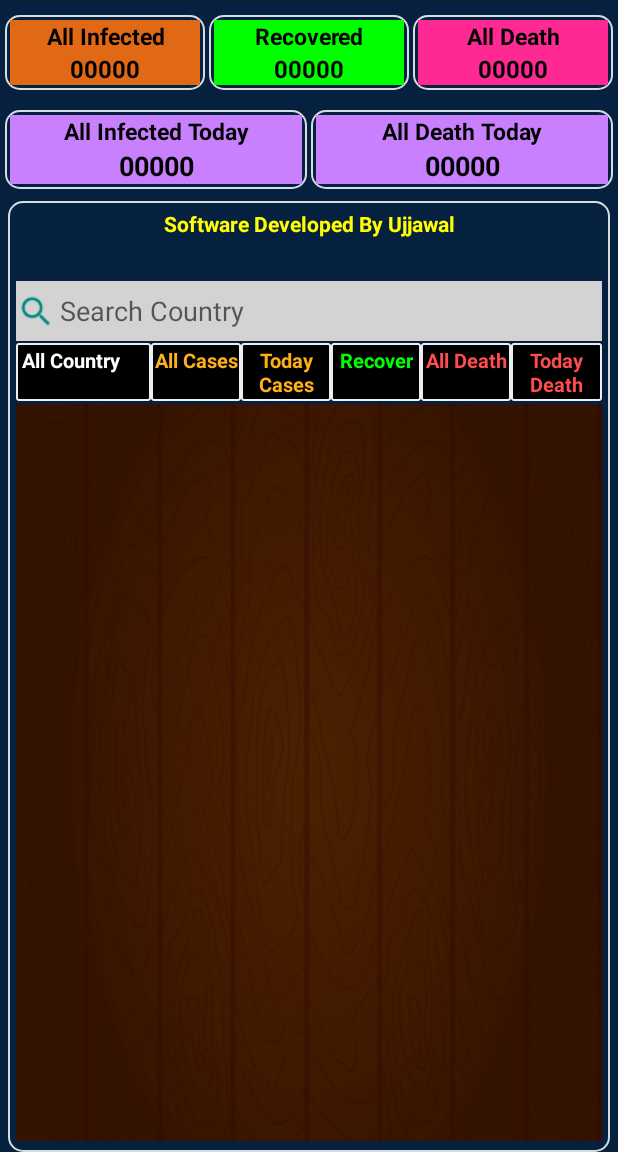
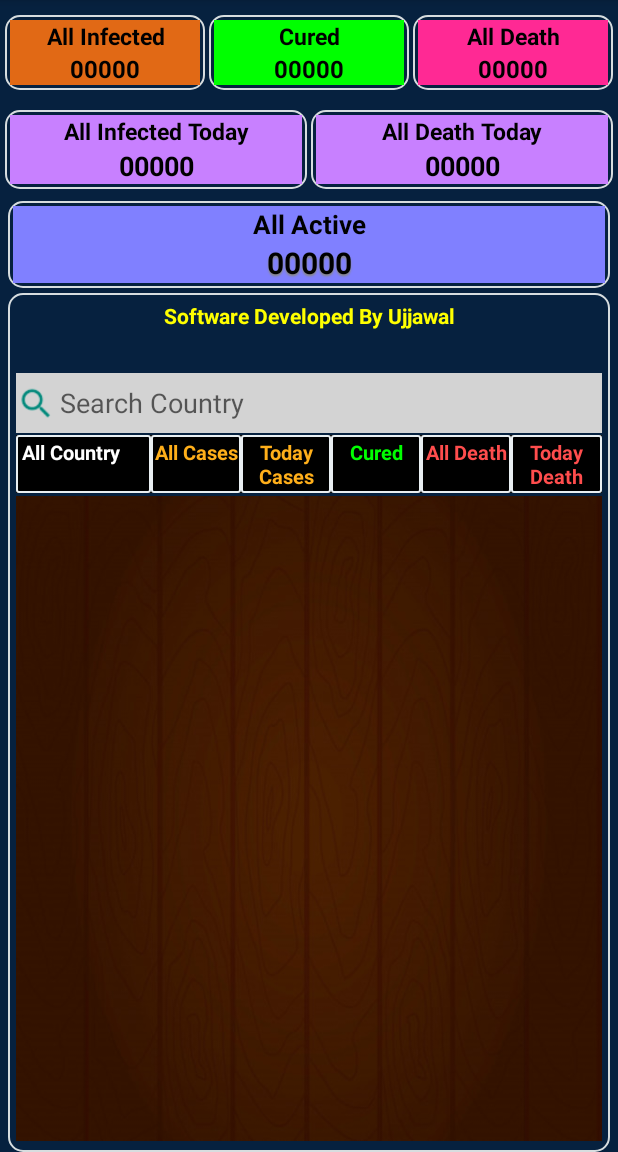
Before and after one commit to ujjawal71/COVID19TRACKER, an Android app: the screen it shows after launch (MainActivity), on a phone screen of 412 x 824 dp, the part 84-1236 px from its top. Run offline under Robolectric (Android 15) with nearby library versions, the light colour scheme and no system bars.

Commit message:
COVID19TRACKER

```diff
--- a/app/build.gradle
+++ b/app/build.gradle
@@ -31,6 +31,6 @@ dependencies {
     testImplementation 'junit:junit:4.12'
     androidTestImplementation 'androidx.test.ext:junit:1.1.1'
     androidTestImplementation 'androidx.test.espresso:espresso-core:3.2.0'
-   // implementation 'org.jsoup:jsoup:1.13.1'
+    // implementation 'org.jsoup:jsoup:1.13.1'
     implementation files('libs/jsoup-1.13.1.jar')
 }
--- a/app/src/main/AndroidManifest.xml
+++ b/app/src/main/AndroidManifest.xml
@@ -2,17 +2,20 @@
 <manifest xmlns:android="http://schemas.android.com/apk/res/android"
     xmlns:tools="http://schemas.android.com/tools"
     package="com.ujjawalproject.covid19trackerall">
-    <uses-permission android:name="android.permission.INTERNET"/>
+
+    <uses-permission android:name="android.permission.INTERNET" />
+
     <application
         android:allowBackup="true"
         android:icon="@mipmap/ic_launcher"
         android:label="@string/app_name"
         android:roundIcon="@mipmap/ic_launcher_round"
         android:supportsRtl="true"
-        android:theme="@style/AppTheme"
-        >
-        <activity android:name="com.ujjawalproject.covid19trackerall.MainActivity"    android:configChanges = "orientation"
-            android:screenOrientation = "portrait"
+        android:theme="@style/AppTheme">
+        <activity
+            android:name=".MainActivity"
+            android:configChanges="orientation"
+            android:screenOrientation="portrait"
             android:windowSoftInputMode="stateAlwaysHidden"
             tools:ignore="LockedOrientationActivity">
             <intent-filter>
--- a/app/src/main/java/com/ujjawalproject/covid19trackerall/MainActivity.java
+++ b/app/src/main/java/com/ujjawalproject/covid19trackerall/MainActivity.java
@@ -19,6 +19,7 @@ import android.view.MotionEvent;
 import android.view.View;
 import android.view.inputmethod.EditorInfo;
 import android.view.inputmethod.InputMethodManager;
+import android.widget.Button;
 import android.widget.EditText;
 import android.widget.ListView;
 import android.widget.ProgressBar;
@@ -85,10 +86,26 @@ public class MainActivity extends AppCompatActivity {
     Iterator<org.jsoup.nodes.Element> rowIterator;
     ProgressBar countryProgressBar;
 
+    //state data
+    private Button button;
+
     @Override
     protected void onCreate(Bundle savedInstanceState) {
         super.onCreate(savedInstanceState);
         setContentView(R.layout.activity_main);
+
+
+
+
+
+
+        //country data
+
+
+
+        textViewActiveTitle = (TextView)findViewById(R.id.textViewActiveTitle);
+        textViewActive = (TextView)findViewById(R.id.textViewActive);
+
         textViewCases = (TextView)findViewById(R.id.textViewCases);
         textViewRecovered = (TextView)findViewById(R.id.textViewRecovered);
         textViewDeaths = (TextView)findViewById(R.id.textViewDeaths);
@@ -159,6 +176,7 @@ public class MainActivity extends AppCompatActivity {
             textViewRecovered.setText(preferences.getString("textViewRecovered", null));
             textViewDeaths.setText(preferences.getString("textViewDeaths", null));
             textViewDate.setText(preferences.getString("textViewDate", null));
+            textViewActive.setText(preferences.getString("textViewActive", null));
         }
 
         // Add Text Change Listener to textSearchBox to filter by Country
@@ -235,6 +253,9 @@ public class MainActivity extends AppCompatActivity {
         refreshData();
     }
 
+
+
+
     @Override
     protected void onResume() {
         super.onResume();
@@ -295,11 +316,22 @@ public class MainActivity extends AppCompatActivity {
 
     void calculate_percentages () {
 
+        tmpNumber = Double.parseDouble(textViewRecovered.getText().toString().replaceAll(",", ""))
+                / Double.parseDouble(textViewCases.getText().toString().replaceAll(",", ""))
+                * 100;
+        textViewRecoveredTitle.setText("Cured " + generalDecimalFormat.format(tmpNumber) + "%");
+
+
 
         tmpNumber = Double.parseDouble(textViewDeaths.getText().toString().replaceAll(",", ""))
                 / Double.parseDouble(textViewCases.getText().toString().replaceAll(",", ""))
                 * 100 ;
         textViewDeathsTitle.setText("Death " + generalDecimalFormat.format(tmpNumber) + "%");
+
+        tmpNumber = Double.parseDouble(textViewActive.getText().toString().replaceAll(",", ""))
+                / Double.parseDouble(textViewCases.getText().toString().replaceAll(",", ""))
+                * 100 ;
+        textViewActiveTitle.setText("All Active   " + generalDecimalFormat.format(tmpNumber) + "%");
 
 
     }
@@ -336,6 +368,8 @@ public class MainActivity extends AppCompatActivity {
                                     {colNumRecovered = i; Log.e("Recovered: ", cols.get(i).text());}
                                     else if (cols.get(i).text().contains("Total") && cols.get(i).text().contains("Deaths"))
                                     {colNumDeaths = i; Log.e("Deaths: ", cols.get(i).text());}
+                                    else if (cols.get(i).text().contains("Active") && cols.get(i).text().contains("Cases"))
+                                    {colNumActive = i; Log.e("Active: ", cols.get(i).text());}
 
                                     else if (cols.get(i).text().contains("New") && cols.get(i).text().contains("Cases"))
                                     {colNumNewCases = i; Log.e("NewCases: ", cols.get(i).text());}
@@ -352,6 +386,9 @@ public class MainActivity extends AppCompatActivity {
                                     textViewCases.setText(cols.get(colNumCases).text());
                                     textViewRecovered.setText(cols.get(colNumRecovered).text());
                                     textViewDeaths.setText(cols.get(colNumDeaths).text());
+
+                                    if (cols.get(colNumActive).hasText()) {textViewActive.setText(cols.get(colNumActive).text());}
+                                    else {textViewActive.setText("0");}
                                     if (cols.get(colNumNewCases).hasText()) {textViewNewCases.setText(cols.get(colNumNewCases).text());}
                                     else {textViewNewCases.setText("0");}
                                     if (cols.get(colNumNewDeaths).hasText()) {textViewNewDeaths.setText(cols.get(colNumNewDeaths).text());}
@@ -416,7 +453,7 @@ public class MainActivity extends AppCompatActivity {
                             // save results
                             editor.putString("textViewCases", textViewCases.getText().toString());
                             editor.putString("textViewRecovered", textViewRecovered.getText().toString());
-
+                            editor.putString("textViewActive", textViewActive.getText().toString());
                             editor.putString("textViewDeaths", textViewDeaths.getText().toString());
                             editor.putString("textViewDate", textViewDate.getText().toString());
                             editor.apply();
--- a/app/src/main/res/layout/activity_main.xml
+++ b/app/src/main/res/layout/activity_main.xml
@@ -90,7 +90,7 @@
                     android:layout_width="match_parent"
                     android:layout_height="wrap_content"
                     android:layout_gravity="center_horizontal"
-                    android:text="Recovered"
+                    android:text="Cured"
                     android:textAlignment="center"
                     android:background="#00ff00"
                     android:textColor="#000000"
@@ -252,6 +252,79 @@
             </LinearLayout>
         </LinearLayout>
 
+
+
+
+    <LinearLayout
+        android:layout_width="match_parent"
+        android:layout_height="wrap_content"
+        android:layout_marginLeft="2dp"
+        android:layout_marginRight="2dp"
+        android:orientation="horizontal"
+        android:weightSum="1">
+
+        <LinearLayout
+            android:id="@+id/layoutTopActive"
+            android:layout_width="match_parent"
+            android:layout_height="wrap_content"
+            android:layout_marginLeft="3dp"
+            android:layout_marginRight="3dp"
+            android:layout_marginBottom="3dp"
+            android:layout_marginTop="0dp"
+            android:layout_weight="1"
+            android:background="@drawable/back_generic"
+            android:orientation="vertical"
+            android:padding="3dp" >
+
+            <TextView
+                android:id="@+id/textViewActiveTitle"
+                android:layout_width="match_parent"
+                android:layout_height="wrap_content"
+                android:layout_gravity="center_horizontal"
+                android:text="All Active"
+                android:textAlignment="center"
+                android:background="#8080ff"
+                android:textColor="#000000"
+                android:textSize="17dp"
+                android:textStyle="bold" />
+
+            <TextView
+                android:id="@+id/textViewActive"
+                android:layout_width="match_parent"
+                android:layout_height="wrap_content"
+                android:layout_gravity="center_horizontal"
+                android:shadowColor="@color/colorShadow"
+                android:shadowDx="0"
+                android:shadowDy="2"
+                android:shadowRadius="1"
+                android:text="00000"
+                android:background="#8080ff"
+                android:textAlignment="center"
+                android:textColor="#000000"
+                android:textSize="20dp"
+                android:textStyle="bold" />
+        </LinearLayout>
+    </LinearLayout>
+
+
+
+
+
+
+
+
+
+
+
+
+
+
+
+
+
+
+
+
         <LinearLayout
             android:layout_width="match_parent"
             android:layout_height="fill_parent"
@@ -277,6 +350,10 @@
 
                 android:textSize="14dp"
                 android:textStyle="bold" />
+
+
+
+
 
 
             <LinearLayout
@@ -410,7 +487,7 @@
                     android:background="@drawable/back_table_cell"
                     android:gravity="center_horizontal"
                     android:padding="2dp"
-                    android:text="Recover"
+                    android:text="Cured"
                     android:textAlignment="center"
                     android:textColor="#00ff00"
                     android:textSize="13dp"
```
